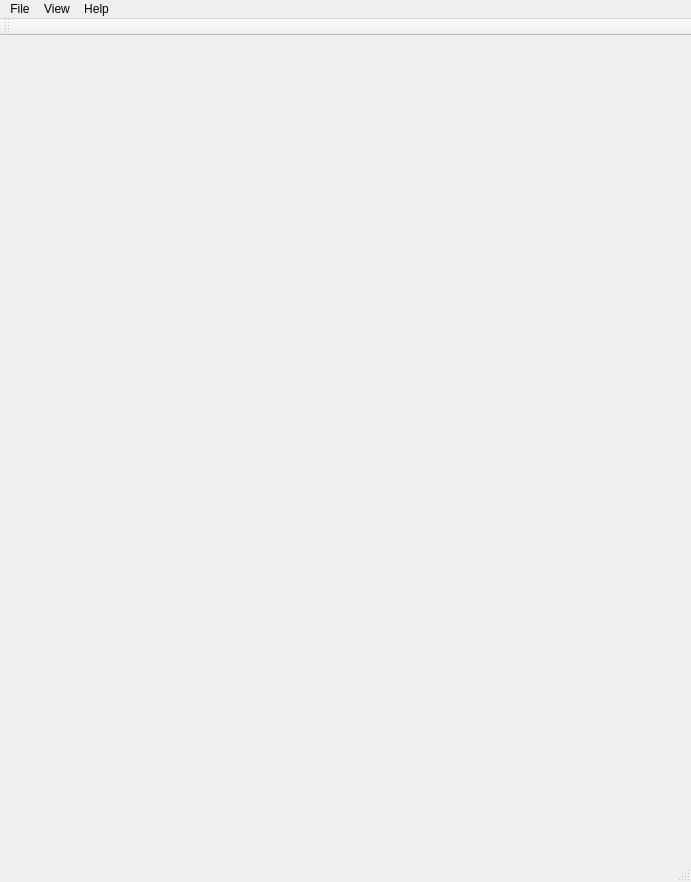
Above: mainwindow.ui from stoefer/aeo-light before the change. Below: the same form after it.
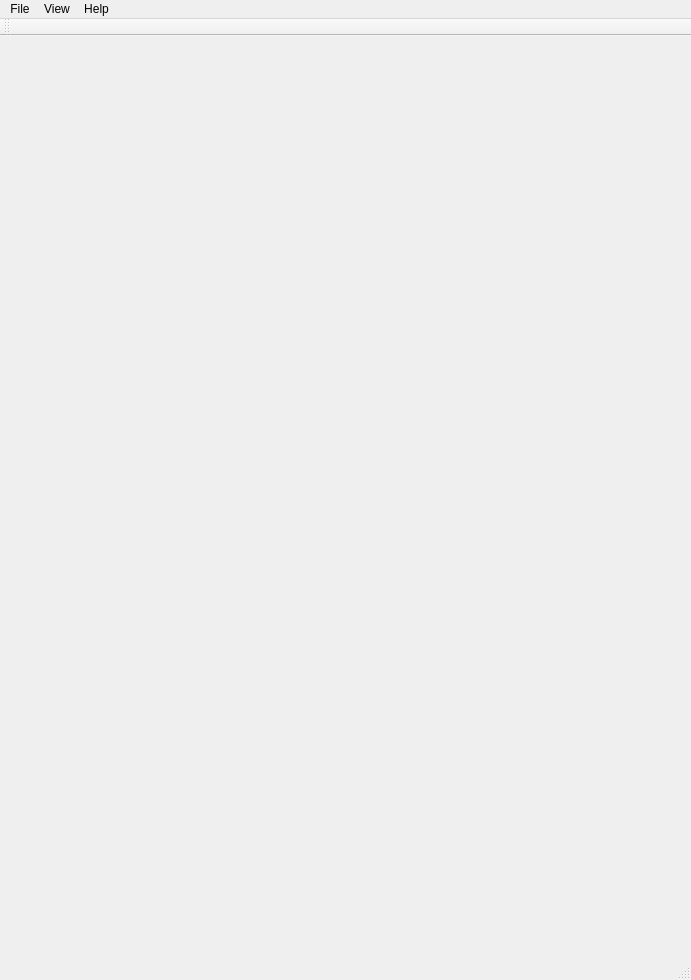
That is the form after the change. The open tabs and pages were chosen to show the change. Icons and pictures are not drawn.

Commit message: Increase main window layout space for soundtrack sections

```diff
--- a/mainwindow.ui
+++ b/mainwindow.ui
@@ -10,7 +10,7 @@
     <x>0</x>
     <y>0</y>
     <width>691</width>
-    <height>882</height>
+    <height>980</height>
    </rect>
   </property>
   <property name="windowTitle">
```
Left out of the diff: 16 changed lines with no effect on the pictures.
